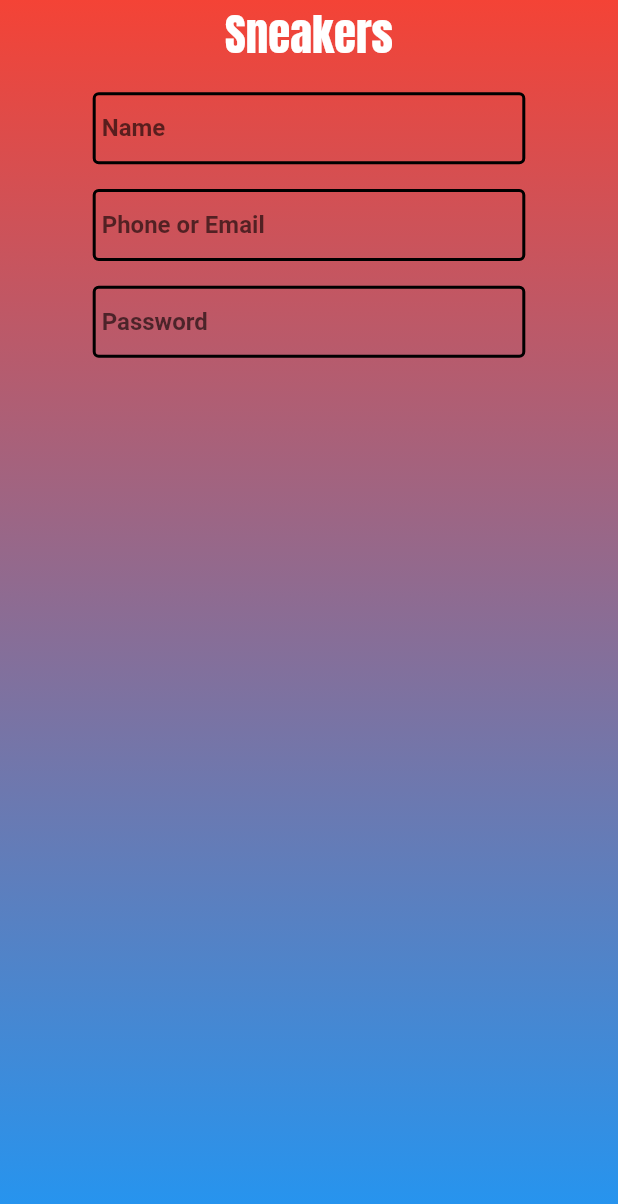
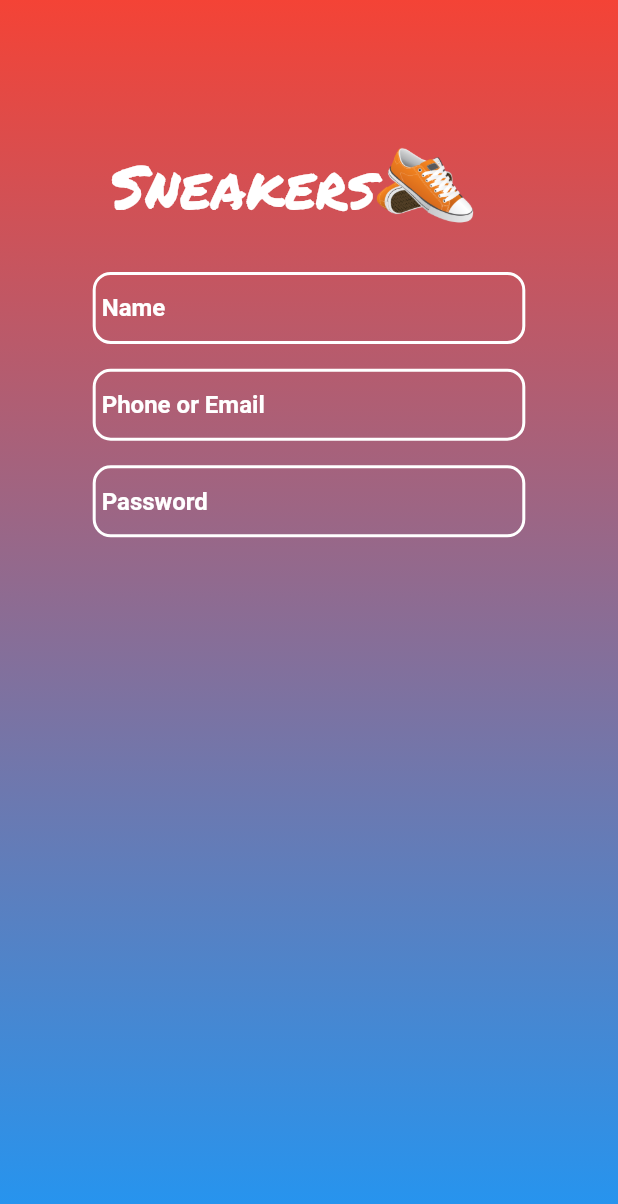
Before and after one commit to PrabeshPP/Sneakers-Shop, a Flutter app: the screen it shows after launch, on a phone screen of 412 x 824 dp. Shown: the top 1204 px of the screen. Run offline on Flutter 3.47's test engine with Material 2 defaults, Android fonts, the phone set to English and light mode, and no system bars; our stand-ins replace bloc, equatable, flutter_bloc, google_fonts, shared_preferences.

Commit message:
SiginUP UI

```diff
--- a/sneakers/lib/view/widgets/UI/siginup_field.dart
+++ b/sneakers/lib/view/widgets/UI/siginup_field.dart
@@ -16,21 +16,27 @@ class SiginUp extends StatelessWidget {
               EdgeInsets.only(top: size* 0.02),
           child: SizedBox(
               width: MediaQuery.of(context).size.width * 0.7,
-              child: const TextField(
+              child: TextField(
                 cursorColor: Colors.black,
-                style: TextStyle(
-                    color: Color.fromARGB(255, 20, 20, 20),
+                style:const  TextStyle(
+                     color: Color.fromARGB(255, 255, 253, 253),
                     fontSize: 16,
                     fontWeight: FontWeight.bold),
                 decoration: InputDecoration(
-                  contentPadding: EdgeInsets.only(top: 3, left: 6),
+                  contentPadding:const  EdgeInsets.only(top: 3, left: 6),
                   hintText: "Name",
+                  hintStyle:const TextStyle(
+                    color: Colors.white
+                  ),
                   enabledBorder: OutlineInputBorder(
-                      borderSide: BorderSide(color: Colors.black, width: 2.0)),
+                    borderRadius: BorderRadius.circular(12.0),
+                      borderSide: const BorderSide(color: Colors.white, width: 2.0)),
                   focusedBorder: OutlineInputBorder(
-                      borderSide: BorderSide(color: Colors.blue, width: 2.0)),
+                     borderRadius: BorderRadius.circular(12.0),
+                      borderSide: const BorderSide(color: Colors.teal, width: 2.0)),
                   errorBorder: OutlineInputBorder(
-                      borderSide: BorderSide(color: Colors.red, width: 2.0)),
+                     borderRadius: BorderRadius.circular(12.0),
+                      borderSide: const BorderSide(color: Colors.red, width: 2.0)),
                 ),
               )),
         ),
@@ -40,20 +46,26 @@ class SiginUp extends StatelessWidget {
           padding:  EdgeInsets.only(top: size* 0.02),
           child: SizedBox(
               width: MediaQuery.of(context).size.width * 0.7,
-              child: const TextField(
+              child:  TextField(
                 cursorColor: Colors.black,
-                style: TextStyle(
-                    color: Color.fromARGB(255, 20, 20, 20),
+                style:const  TextStyle(
+                   color: Color.fromARGB(255, 255, 253, 253),
+
                     fontSize: 16,
                     fontWeight: FontWeight.bold),
                 decoration: InputDecoration(
-                  contentPadding: EdgeInsets.only(top: 3, left: 6),
+                    hintStyle: const TextStyle(
+                    color: Colors.white
+                  ),
+                  contentPadding: const EdgeInsets.only(top: 3, left: 6),
                   hintText: "Phone or Email",
                   enabledBorder: OutlineInputBorder(
-                      borderSide: BorderSide(color: Colors.black, width: 2.0)),
+                      borderRadius: BorderRadius.circular(12.0),
+                      borderSide: const BorderSide(color: Colors.white, width: 2.0)),
                   focusedBorder: OutlineInputBorder(
-                      borderSide: BorderSide(color: Colors.blue, width: 2.0)),
-                  errorBorder: OutlineInputBorder(
+                      borderRadius: BorderRadius.circular(12.0),
+                      borderSide:const BorderSide(color: Colors.teal, width: 2.0)),
+                  errorBorder:const  OutlineInputBorder(
                       borderSide: BorderSide(color: Colors.red, width: 2.0)),
                 ),
               )),
@@ -66,20 +78,26 @@ class SiginUp extends StatelessWidget {
               width: MediaQuery.of(context).size.width * 0.7,
               child:  TextField(
                 obscureText: isVisible,
-                cursorColor: Colors.black,
+                cursorColor: Colors.teal,
                 style:const TextStyle(
-                    color: Color.fromARGB(255, 20, 20, 20),
+                    color: Color.fromARGB(255, 255, 253, 253),
                     fontSize: 16,
                     fontWeight: FontWeight.bold),
-                decoration: const InputDecoration(
-                  contentPadding: EdgeInsets.only(top: 3, left: 6),
+                decoration: InputDecoration(
+                  contentPadding:const EdgeInsets.only(top: 3, left: 6),
                   hintText: "Password",
+                  hintStyle:const TextStyle(
+                    color: Colors.white
+                  ),
                   enabledBorder: OutlineInputBorder(
-                      borderSide: BorderSide(color: Colors.black, width: 2.0)),
+                      borderRadius: BorderRadius.circular(12.0),
+                      borderSide:const BorderSide(color: Colors.white, width: 2.0)),
                   focusedBorder: OutlineInputBorder(
-                      borderSide: BorderSide(color: Colors.blue, width: 2.0)),
+                      borderRadius: BorderRadius.circular(12.0),
+                      borderSide:const BorderSide(color: Colors.teal, width: 2.0)),
                   errorBorder: OutlineInputBorder(
-                      borderSide: BorderSide(color: Colors.red, width: 2.0)),
+                      borderRadius: BorderRadius.circular(12.0),
+                      borderSide:const BorderSide(color: Colors.red, width: 2.0)),
                 ),
               )),
         ),
--- a/sneakers/lib/view/widgets/UI/siginup_ui.dart
+++ b/sneakers/lib/view/widgets/UI/siginup_ui.dart
@@ -7,15 +7,37 @@ class SiginUpUI extends StatelessWidget {
 
   @override
   Widget build(BuildContext context) {
+    var size = MediaQuery.of(context).size;
     return Column(
+      crossAxisAlignment: CrossAxisAlignment.start,
       children: [
-        Text("Sneakers",
-        style: TextStyle(
-          fontSize: 30,
-          color: Colors.white,
-          fontFamily: GoogleFonts.anton().fontFamily
-        ),),
-        const SiginUp()
+        Padding(
+          padding:
+              EdgeInsets.only(top: size.height * 0.1, left: size.width * 0.18),
+          child: Row(
+            children: [
+              Text(
+                "Sneakers",
+                style: TextStyle(
+                    fontSize: 40,
+                    color: Colors.white,
+                    fontFamily: GoogleFonts.permanentMarker().fontFamily),
+              ),
+              SizedBox(
+                height: size.height * 0.1,
+                width: size.width * 0.16,
+                child: Image.asset(
+                  "assets/images/shoesIcon.png",
+                  fit: BoxFit.contain,
+                ),
+              )
+            ],
+          ),
+        ),
+        Padding(
+          padding: EdgeInsets.only(left: size.width * 0.15),
+          child: const SiginUp(),
+        )
       ],
     );
   }
```
Also changed, not shown: sneakers/assets/images/shoesIcon.png (added).
